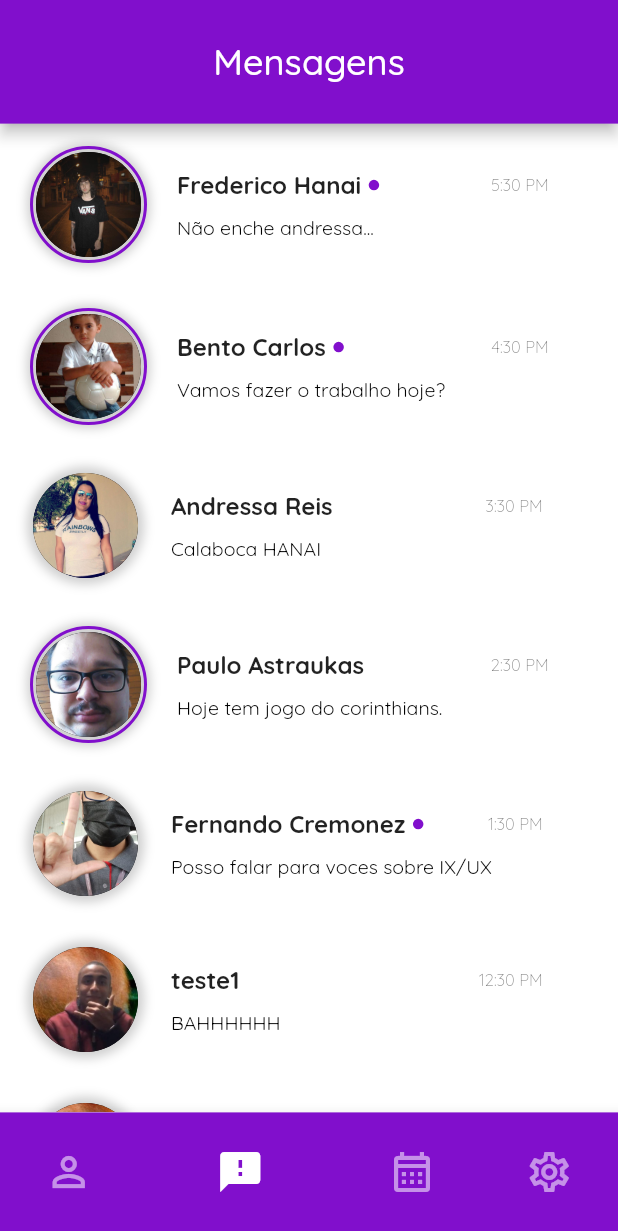
After one commit to Domnus/TeamMeet, a Flutter app: the Main screen opened directly, item 2 of the bottom bar chosen, on a phone screen of 412 x 824 dp. The commit adds this screen. Shown: the top 1231 px of the screen. Run offline on Flutter 3.47's test engine with Material 2 defaults, Android fonts, the phone set to English and light mode, and no system bars; our stand-ins replace get, get_it, google_fonts, image_picker, mask_text_input_formatter, shared_preferences and 3 more; accounts and stored records are empty.

Commit message:
Nova versão do Flutter e tela de Chat adicionada

```diff
--- /dev/null
+++ b/lib/models/message_model.dart
@@ -0,0 +1,120 @@
+
+import 'user_model.dart';
+
+class Message {
+  final User sender;
+  final String time; // Would usually be type DateTime or Firebase Timestamp in production apps
+  final String text;
+  final bool unread;
+
+  Message({
+    required this.sender,
+    required this.time,
+    required this.text,
+    required this.unread,
+  });
+}
+
+// EXAMPLE CHATS ON HOME SCREEN
+List<Message> chats = [
+  Message(
+    sender: fredericoHanai,
+    time: '5:30 PM',
+    text: 'Não enche andressa...',
+    unread: true,
+  ),
+  Message(
+    sender: bentoCarlos,
+    time: '4:30 PM',
+    text: 'Vamos fazer o trabalho hoje?',
+    unread: true,
+  ),
+  Message(
+    sender: andressaReis,
+    time: '3:30 PM',
+    text: 'Calaboca HANAI',
+    unread: false,
+  ),
+  Message(
+    sender: pauloAstraukas,
+    time: '2:30 PM',
+    text: 'Hoje tem jogo do corinthians.',
+    unread: true,
+  ),
+  Message(
+    sender: fernandoCremonez,
+    time: '1:30 PM',
+    text: 'Posso falar para voces sobre IX/UX',
+    unread: false,
+  ),
+  Message(
+    sender: teste1,
+    time: '12:30 PM',
+    text: 'BAHHHHHH',
+    unread: false,
+  ),
+  Message(
+    sender: teste2,
+    time: '11:30 AM',
+    text: 'CRIANÇA É OQUE MAIS TEM',
+    unread: false,
+  ),
+  Message(
+    sender: teste3,
+    time: '12:45 AM',
+    text: 'oi linda, tem za?.',
+    unread: false,
+  ),
+];
+
+// EXAMPLE MESSAGES IN CHAT SCREEN
+List<Message> messages = [
+  Message(
+    sender: fredericoHanai,
+    time: '5:30 PM',
+    text: 'Hey dude! Event dead I\'m the hero. Love you 3000 guys.',
+    unread: true,
+  ),
+  Message(
+    sender: currentUser,
+    time: '4:30 PM',
+    text: 'We could surely handle this mess much easily if you were here.',
+    unread: true,
+  ),
+  Message(
+    sender: fredericoHanai,
+    time: '3:45 PM',
+    text: 'Take care of peter. Give him all the protection & his aunt.',
+    unread: true,
+  ),
+  Message(
+    sender: fredericoHanai,
+    time: '3:15 PM',
+    text: 'I\'m always proud of her and blessed to have both of them.',
+    unread: true,
+  ),
+  Message(
+    sender: currentUser,
+    time: '2:30 PM',
+    text: 'But that spider kid is having some difficulties due his identity reveal by a blog called daily bugle.',
+    unread: true,
+  ),
+  Message(
+    sender: currentUser,
+    time: '2:30 PM',
+    text: 'Pepper & Morgan is fine. They\'re strong as you. Morgan is a very brave girl, one day she\'ll make you proud.',
+    unread: true,
+  ),
+  Message(
+    sender: currentUser,
+    time: '2:30 PM',
+    text: 'Yes Tony!',
+    unread: true,
+  ),
+  Message(
+    sender: teste3,
+    time: '2:00 PM',
+    text: 'I hope my family is doing well.',
+    unread: true,
+  ),
+];
--- /dev/null
+++ b/lib/models/user_model.dart
@@ -0,0 +1,71 @@
+class User {
+  final int id;
+  final String name;
+  final String imageUrl;
+  final bool isOnline;
+
+  User({
+    required this.id,
+    required this.name,
+    required this.imageUrl,
+    required this.isOnline,
+  });
+}
+
+// YOU - current user
+final User currentUser = User(
+  id: 0,
+  name: 'Hugo Seiti',
+  imageUrl: 'assets/images/users/hugo.jpg',
+  isOnline: true,
+);
+
+// USERS
+final User fredericoHanai = User(
+  id: 1,
+  name: 'Frederico Hanai',
+  imageUrl: 'assets/images/users/hanai.jpg',
+  isOnline: true,
+);
+final User bentoCarlos = User(
+  id: 2,
+  name: 'Bento Carlos',
+  imageUrl: 'assets/images/users/bento.jpg',
+  isOnline: true,
+);
+final User andressaReis = User(
+  id: 3,
+  name: 'Andressa Reis',
+  imageUrl: 'assets/images/users/andressa.jpg',
+  isOnline: false,
+);
+final User pauloAstraukas = User(
+  id: 4,
+  name: 'Paulo Astraukas',
+  imageUrl: 'assets/images/users/paulo.jpg',
+  isOnline: false,
+);
+final User fernandoCremonez = User(
+  id: 5,
+  name: 'Fernando Cremonez',
+  imageUrl: 'assets/images/users/fernando.jpg',
+  isOnline: true,
+);
+final User teste1 = User(
+  id: 6,
+  name: 'teste1',
+  imageUrl: 'assets/images/users/teste1.jpg',
+  isOnline: false,
+);
+final User teste2 = User(
+  id: 7,
+  name: 'teste2',
+  imageUrl: 'assets/images/users/teste2.jpg',
+  isOnline: false,
+);
+final User teste3 = User(
+  id: 8,
+  name: 'teste3',
+  imageUrl: 'assets/images/users/teste3.jpg',
+  isOnline: false,
+);
--- a/lib/modules/cadastro/view/jogador_cadastro/jogador_cadastro_view.dart
+++ b/lib/modules/cadastro/view/jogador_cadastro/jogador_cadastro_view.dart
@@ -119,7 +119,7 @@ class _JogadorCadastroState extends State<JogadorCadastro> {
                                 height:
                                     MediaQuery.of(context).size.height * 0.40,
                                 child: Scrollbar(
-                                  isAlwaysShown: true,
+                                  thumbVisibility: true,
                                   child: NotificationListener<
                                       OverscrollIndicatorNotification>(
                                     onNotification:
--- a/lib/modules/feedback/view/feedback_confirmado_view.dart
+++ b/lib/modules/feedback/view/feedback_confirmado_view.dart
@@ -1,5 +1,7 @@
 import 'package:flutter/material.dart';
 import 'package:get/get.dart';
+import 'package:team_meet/modules/main/view/main_view.dart';
+import 'package:team_meet/modules/settings/view/ajustes_view.dart';
 
 class FeedBackSucesso extends StatelessWidget {
   const FeedBackSucesso({Key? key}) : super(key: key);
@@ -8,7 +10,7 @@ class FeedBackSucesso extends StatelessWidget {
   Widget build(BuildContext context) {
     return GestureDetector(
       onTap: () => {
-        Get.back()
+        Get.off(const Main())
       },
       child: Scaffold(
         backgroundColor: Theme.of(context).colorScheme.primary,
--- a/lib/modules/main/view/main_view.dart
+++ b/lib/modules/main/view/main_view.dart
@@ -1,5 +1,5 @@
 import 'package:flutter/material.dart';
-import 'package:team_meet/modules/feedback/view/feedback_view.dart';
+import 'package:team_meet/modules/messages/view/home_screen.dart';
 import 'package:team_meet/modules/perfil/view/perfil_view.dart';
 import '../../agenda/view/agenda_view.dart';
 import '../../settings/view/ajustes_view.dart';
@@ -16,14 +16,14 @@ class _MainState extends State<Main> with SingleTickerProviderStateMixin {
 
   static final List _views = [
     const Perfil(),
-    FeedbackJogador(),
+    Messages(),
     const Agenda(),
     const Ajustes()
     ];
 
   static const List<Widget> _viewsTitle = <Widget>[
     Text("Perfil", style: TextStyle(color: Colors.white, fontSize: 24)),
-    Text("Feedback", style: TextStyle(color: Colors.white, fontSize: 24)),
+    Text("Mensagens", style: TextStyle(color: Colors.white, fontSize: 24)),
     Text("Agenda", style: TextStyle(color: Colors.white, fontSize: 24)),
     Text("Ajustes", style: TextStyle(color: Colors.white, fontSize: 24))
   ];
--- /dev/null
+++ b/lib/modules/messages/view/home_screen.dart
@@ -0,0 +1,129 @@
+import 'package:flutter/material.dart';
+import '../../../models/message_model.dart';
+import 'chat_screen.dart';
+
+class Messages extends StatelessWidget {
+  Widget build(BuildContext context) {
+    return ListView.builder(
+      itemCount: chats.length,
+      itemBuilder: (BuildContext context, int index) {
+        final Message chat = chats[index];
+        return GestureDetector(
+          onTap: () => Navigator.push(
+            context,
+            MaterialPageRoute(
+              builder: (_) => Chat(
+                user: chat.sender,
+              ),
+            ),
+          ),
+          child: Container(
+            padding: EdgeInsets.symmetric(
+              horizontal: 20,
+              vertical: 15,
+            ),
+            child: Row(
+              children: <Widget>[
+                Container(
+                  padding: EdgeInsets.all(2),
+                  decoration: chat.unread
+                      ? BoxDecoration(
+                          borderRadius: BorderRadius.all(Radius.circular(40)),
+                          border: Border.all(
+                            width: 2,
+                            color: Theme.of(context).colorScheme.primary,
+                          ),
+                          //shape: BoxShape.circle,
+                          boxShadow: [
+                            BoxShadow(
+                              color: Colors.grey.withOpacity(0.5),
+                              spreadRadius: 2,
+                              blurRadius: 5,
+                            ),
+                          ],
+                        )
+                      : BoxDecoration(
+                          shape: BoxShape.circle,
+                          boxShadow: [
+                            BoxShadow(
+                              color: Colors.grey.withOpacity(0.5),
+                              spreadRadius: 2,
+                              blurRadius: 5,
+                            ),
+                          ],
+                        ),
+                  child: CircleAvatar(
+                    radius: 35,
+                    backgroundImage: AssetImage(chat.sender.imageUrl),
+                  ),
+                ),
+                Container(
+                  width: MediaQuery.of(context).size.width * 0.65,
+                  padding: EdgeInsets.only(
+                    left: 20,
+                  ),
+                  child: Column(
+                    children: <Widget>[
+                      Row(
+                        mainAxisAlignment: MainAxisAlignment.spaceBetween,
+                        children: <Widget>[
+                          Row(
+                            children: <Widget>[
+                              Text(
+                                chat.sender.name,
+                                style: TextStyle(
+                                  fontSize: 16,
+                                  fontWeight: FontWeight.bold,
+                                ),
+                              ),
+                              chat.sender.isOnline
+                                  ? Container(
+                                      margin: const EdgeInsets.only(left: 5),
+                                      width: 7,
+                                      height: 7,
+                                      decoration: BoxDecoration(
+                                        shape: BoxShape.circle,
+                                        color: Theme.of(context).colorScheme.primary,
+                                      ),
+                                    )
+                                  : Container(
+                                      child: null,
+                                    ),
+                            ],
+                          ),
+                          Text(
+                            chat.time,
+                            style: TextStyle(
+                              fontSize: 11,
+                              fontWeight: FontWeight.w300,
+                              color: Colors.black54,
+                            ),
+                          ),
+                        ],
+                      ),
+                      SizedBox(
+                        height: 10,
+                      ),
+                      Container(
+                        alignment: Alignment.topLeft,
+                        child: Text(
+                          chat.text,
+                          style: TextStyle(
+                            fontSize: 13,
+                            color: Colors.black,
+                          ),
+                          overflow: TextOverflow.ellipsis,
+                          maxLines: 2,
+                        ),
+                      ),
+                    ],
+                  ),
+                ),
+              ],
+            ),
+          ),
+        );
+      },
+    );
+  }
+}
--- a/pubspec.yaml
+++ b/pubspec.yaml
@@ -75,6 +75,7 @@ flutter:
     - assets/images/
     - assets/images/navbar/
     - assets/images/times/
+    - assets/images/users/
 
   # An image asset can refer to one or more resolution-specific "variants", see
   # https://flutter.dev/assets-and-images/#resolution-aware.
```
Also changed, not shown: lib/modules/feedback/view/feedback_view.dart (+50 -24 lines), lib/modules/messages/view/chat_screen.dart (added, +118 -0 lines), lib/modules/settings/view/ajustes_view.dart (+53 -51 lines), assets/images/users/andressa.jpg (added), assets/images/users/bento.jpg (added), assets/images/users/fernando.jpg (added), assets/images/users/hanai.jpg (added), assets/images/users/paulo.jpg (added), assets/images/users/teste1.jpg (added), assets/images/users/teste2.jpg (added), assets/images/users/teste3.jpg (added), 1 other file.
